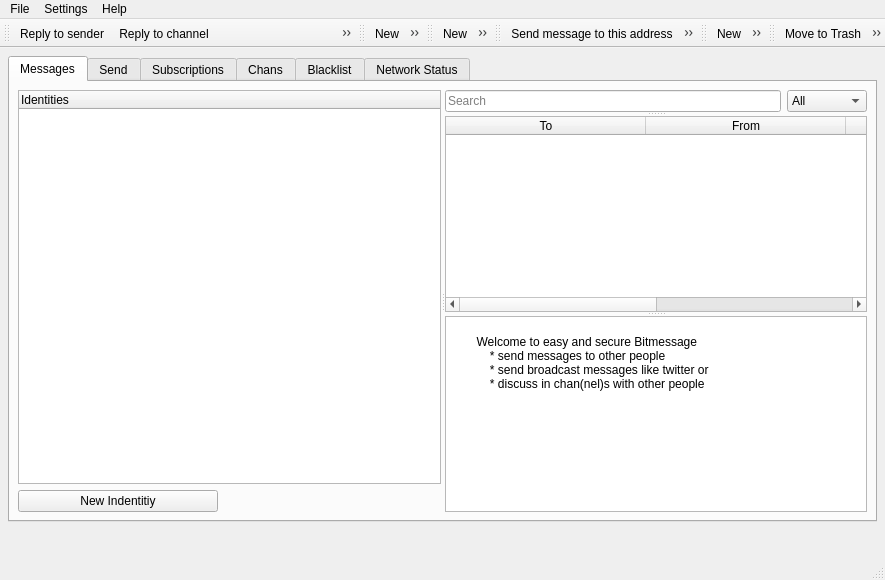
g1itch/PyBitmessage, file src/bitmessageqt/main.ui: the form before one commit.
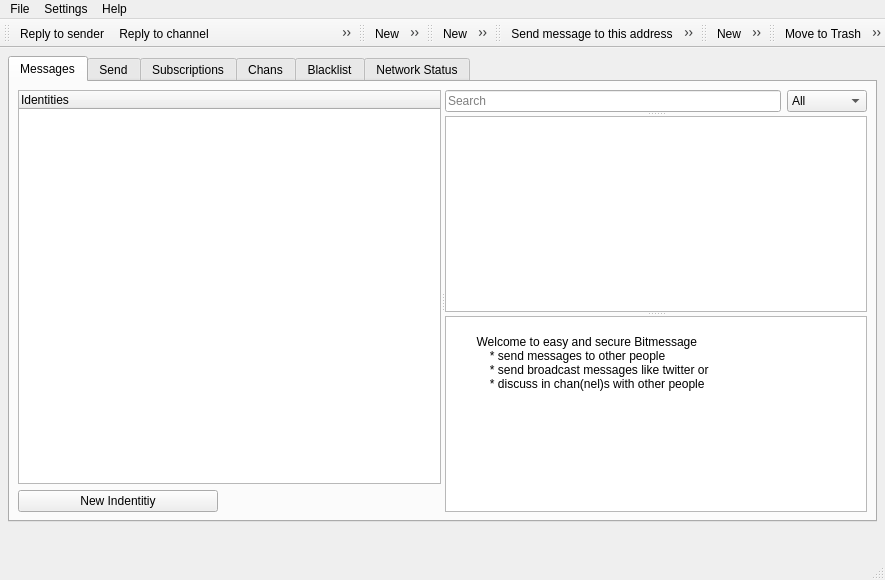
The form after the commit. Icons and pictures are not drawn. Custom widgets are drawn as their Qt base class.

Commit message: Inbox messagelist in MV style, isolated on Messages tab (hope).

What changed in the file:
```diff
--- a/src/bitmessageqt/main.ui
+++ b/src/bitmessageqt/main.ui
@@ -178,7 +178,7 @@
              </item>
             </layout>
            </widget>
-           <widget class="STableWidget" name="tableWidgetInbox">
+           <widget class="InboxMessagelist" name="messagelistInbox">
             <property name="contextMenuPolicy">
              <enum>Qt::CustomContextMenu</enum>
             </property>
@@ -224,26 +224,6 @@
             <attribute name="verticalHeaderDefaultSectionSize">
              <number>26</number>
             </attribute>
-            <column>
-             <property name="text">
-              <string>To</string>
-             </property>
-            </column>
-            <column>
-             <property name="text">
-              <string>From</string>
-             </property>
-            </column>
-            <column>
-             <property name="text">
-              <string>Subject</string>
-             </property>
-            </column>
-            <column>
-             <property name="text">
-              <string>Received</string>
-             </property>
-            </column>
            </widget>
            <widget class="MessageView" name="textEditInboxMessage">
             <property name="baseSize">
@@ -1604,6 +1584,11 @@
    <extends>QTableWidget</extends>
    <header>bitmessageqt.settingsmixin</header>
   </customwidget>
+  <customwidget>
+   <class>InboxMessagelist</class>
+   <extends>QTableView</extends>
+   <header>bitmessageqt.messagelist</header>
+  </customwidget>
   <customwidget>
    <class>SSplitter</class>
    <extends>QSplitter</extends>
```
Left out of the diff: 10 changed lines with no effect on the pictures. The commit also changes 2 other files.
